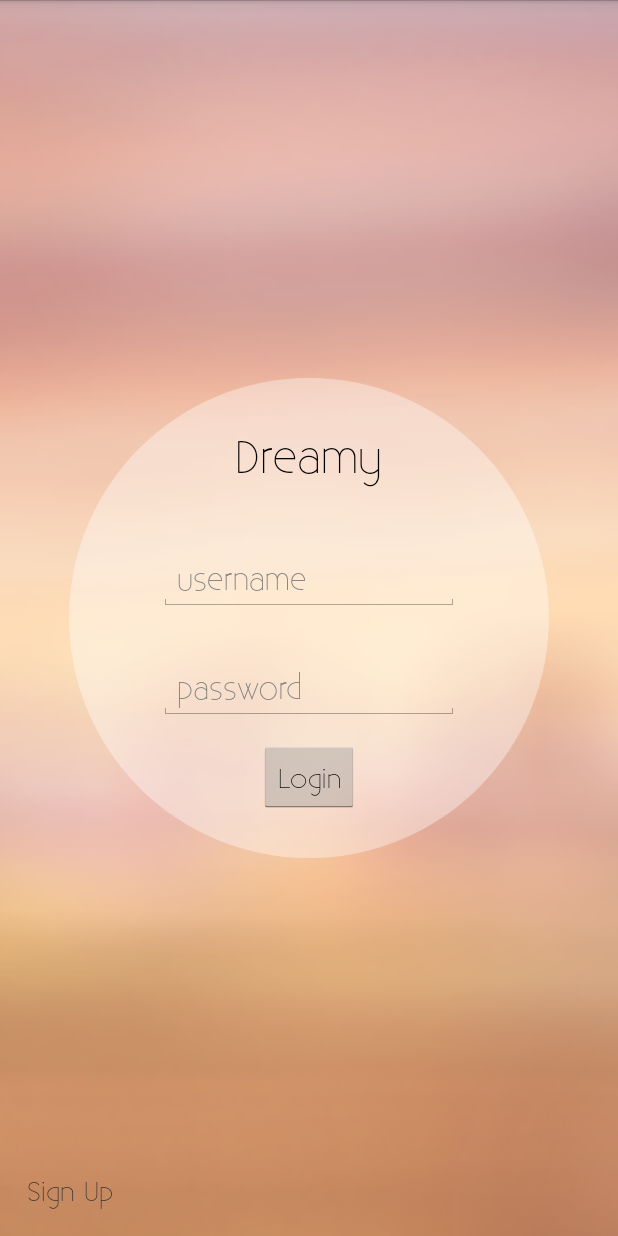
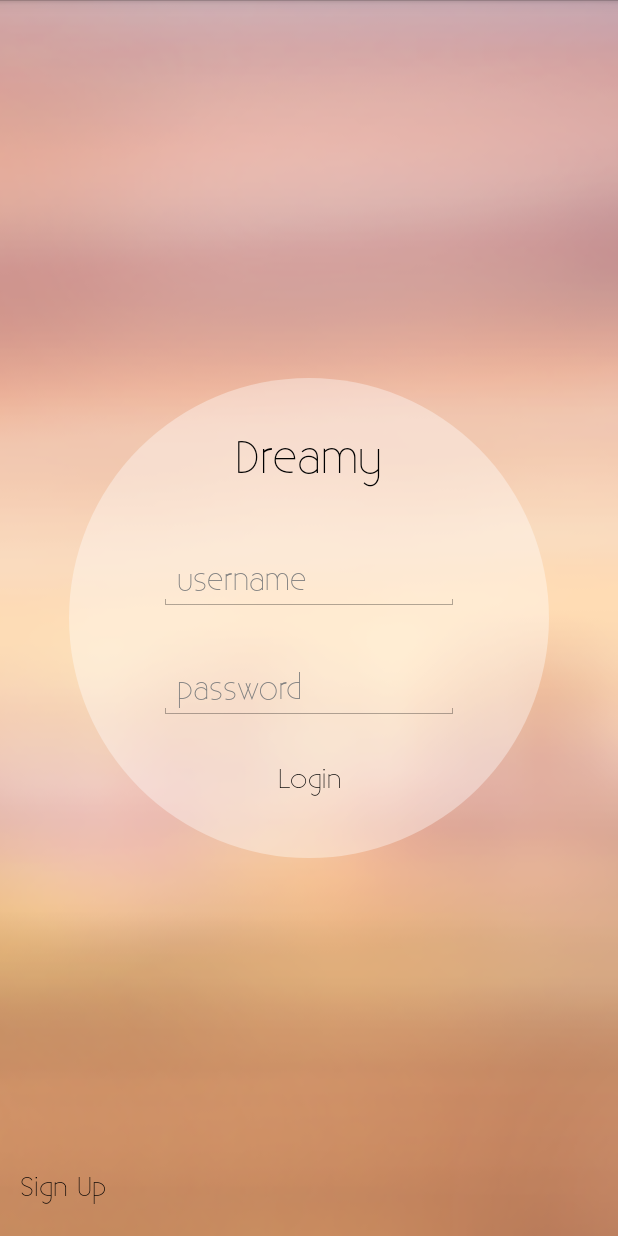
Before and after one commit to Bre-Works/DreamyFront-v02, an Android app: the screen it shows after launch (logIn), on a phone screen of 412 x 824 dp. Run offline under Robolectric (Android 15) with nearby library versions, the phone set to English and light mode, and no system bars; 6 statements that could not run were skipped.

Commit message:
transparent button instead of text

```diff
--- a/app/src/main/AndroidManifest.xml
+++ b/app/src/main/AndroidManifest.xml
@@ -18,7 +18,7 @@
 
         <activity
             android:name=".Splash"
-            android:label="@string/app_name" >
+            android:screenOrientation="portrait">
             <intent-filter>
                 <action android:name="android.intent.action.MAIN"/>
                 <category android:name="android.intent.category.LAUNCHER"/>
--- a/app/src/main/res/layout/log_in.xml
+++ b/app/src/main/res/layout/log_in.xml
@@ -62,6 +62,7 @@
         <Button
             android:layout_width="wrap_content"
             android:layout_height="wrap_content"
+            android:background="@android:color/transparent"
             android:text="Login"
             android:id="@+id/signin"
             android:onClick="loginAccount"
@@ -74,14 +75,16 @@
         android:layout_width="wrap_content"
         android:layout_height="wrap_content"
     android:id="@+id/scrollView" />
-    <TextView
+    <Button
         android:layout_width="wrap_content"
         android:layout_height="wrap_content"
+        android:background="@android:color/transparent"
         android:text="Sign Up"
-        android:textSize="18dp"
         android:id="@+id/signup"
-        android:layout_margin="18dp"
         android:onClick="goToSignUp"
-        android:layout_alignParentBottom="true"/>
+        android:layout_alignParentBottom="true"
+        android:typeface="sans"
+        android:layout_marginBottom="10dp"
+        android:layout_marginLeft="10dp" />
 
 </RelativeLayout>
```
